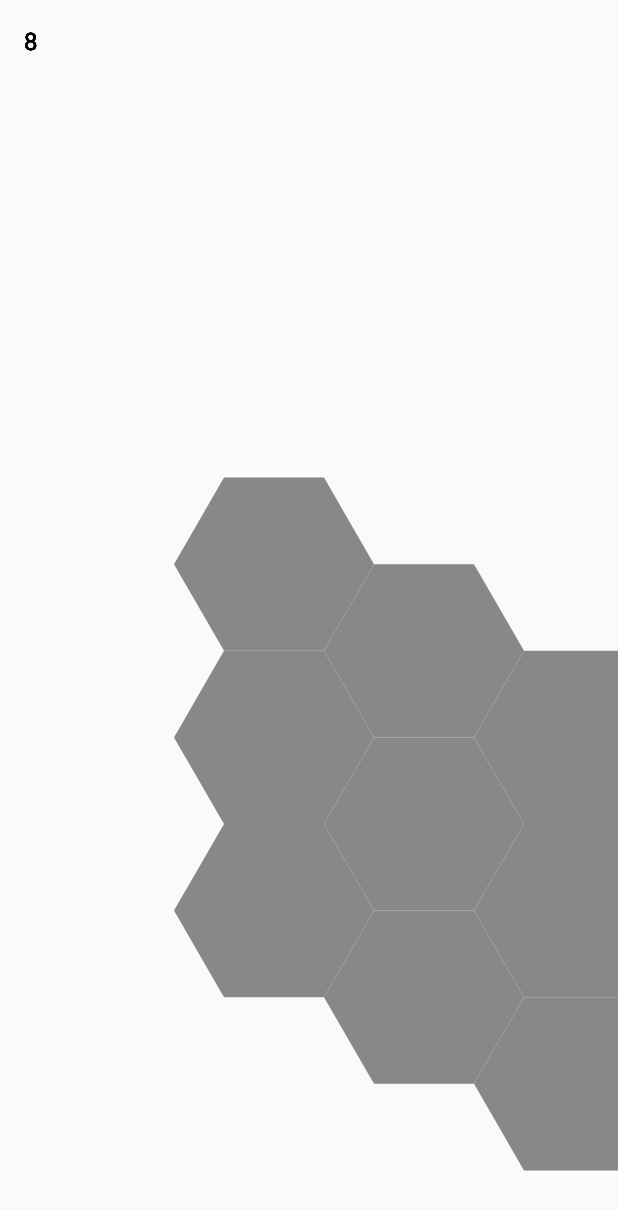
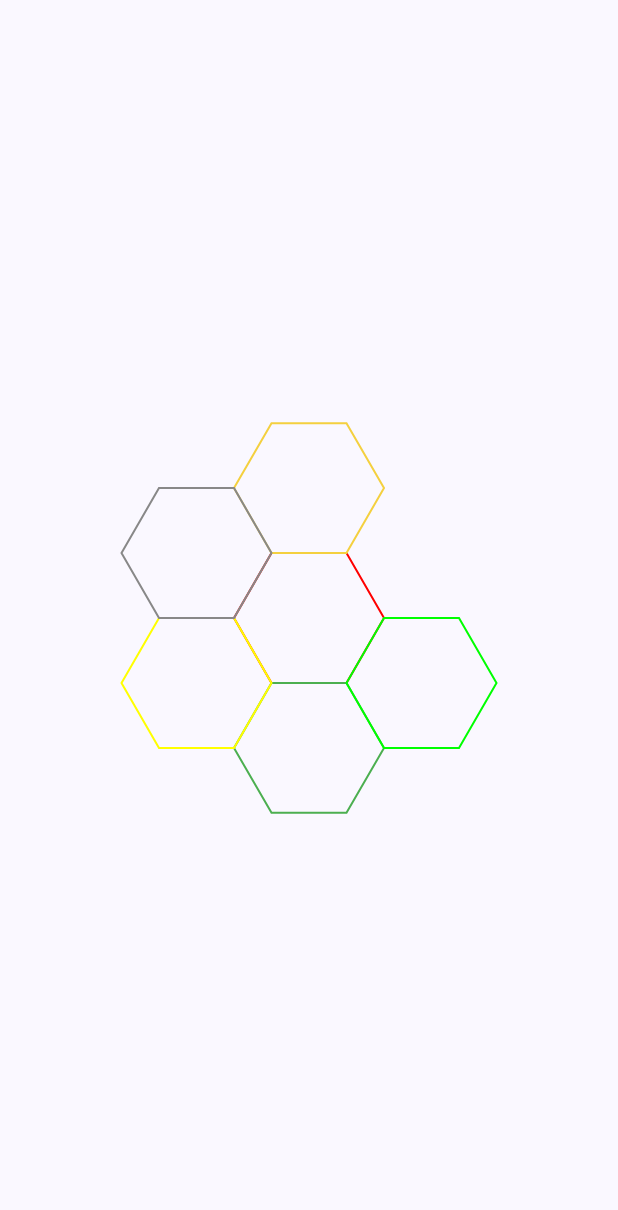
Before and after one commit to Erkko68/Hexon, an Android app built with Jetpack Compose: the screen it shows after launch (MainActivity), on a phone screen of 412 x 824 dp. Shown: the top 1210 px of the screen. Run offline under Robolectric (Android 15) with nearby library versions, the phone set to English and light mode, and no system bars.

Commit message:
Improved Tile and Board composables

```diff
--- a/app/src/main/java/eric/bitria/hexon/MainActivity.kt
+++ b/app/src/main/java/eric/bitria/hexon/MainActivity.kt
@@ -3,80 +3,39 @@ package eric.bitria.hexon
 import android.os.Bundle
 import androidx.activity.ComponentActivity
 import androidx.activity.compose.setContent
-import androidx.compose.foundation.layout.*
-import androidx.compose.runtime.*
+import androidx.compose.foundation.layout.fillMaxSize
+import androidx.compose.material3.MaterialTheme
+import androidx.compose.material3.Surface
 import androidx.compose.ui.Modifier
-import androidx.compose.ui.geometry.Offset
-import androidx.compose.ui.unit.dp
 import eric.bitria.hexon.src.board.Board
 import eric.bitria.hexon.src.board.tile.Tile
 import eric.bitria.hexon.src.data.Resource
-import eric.bitria.hexon.ui.board.HexTile
+import eric.bitria.hexon.ui.board.BoardView
 import eric.bitria.hexon.ui.theme.HexonTheme
-import kotlin.math.sqrt
 
 class MainActivity : ComponentActivity() {
     override fun onCreate(savedInstanceState: Bundle?) {
         super.onCreate(savedInstanceState)
+
+        // Initialize the board and add some tiles
+        val board = Board().apply {
+            addTile(0, 0, Tile(5, Resource.BRICK))
+            addTile(1, 0, Tile(6, Resource.WOOD))
+            addTile(0, 1, Tile(8, Resource.SHEEP))
+            addTile(-1, 1, Tile(9, Resource.WHEAT))
+            addTile(-1, 0, Tile(10, Resource.ORE))
+            addTile(0, -1, Tile(2, Resource.DESERT))
+        }
+
         setContent {
             HexonTheme {
-                HexBoard()
+                Surface(
+                    modifier = Modifier.fillMaxSize(),
+                    color = MaterialTheme.colorScheme.background
+                ) {
+                    BoardView(board = board)
+                }
             }
         }
     }
 }
-
-
-@Composable
-fun HexBoard() {
-    val board = remember { Board() }
-    val tileSize = 100f // Adjust hex size for visibility
-    val tiles = remember { mutableStateListOf<Pair<Int, Int>>() }
-
-    // Create and place tiles in axial coordinates
-    LaunchedEffect(Unit) {
-        tiles.addAll(
-            listOf(
-                Pair(0, 0),
-                Pair(1, 0),
-                Pair(0, 1),
-                Pair(-1, 1),
-                Pair(-1, 0),
-                Pair(0, -1),
-                Pair(1, -1),
-                Pair(-1, -1),
-                Pair(2, -1),
-                Pair(2, 0),
-                Pair(1, 1)
-            )
-        )
-
-        tiles.forEach { (q, r) ->
-            board.addTile(q, r, Tile(8,Resource.WOOD))
-        }
-    }
-
-    Box(
-        modifier = Modifier
-            .fillMaxSize()
-            .padding(16.dp)
-    ) {
-        val centerX = 400f // Approximate center offset (adjust as needed)
-        val centerY = 800f // Approximate center offset (adjust as needed)
-
-        tiles.forEach { (q, r) ->
-            val tile = board.getTile(q, r) ?: return@forEach
-            val position = axialToPixel(q, r, tileSize)
-            HexTile(tile, Offset(position.x + centerX, position.y + centerY), tileSize)
-        }
-    }
-}
-
-/**
- * Converts axial coordinates (q, r) into pixel coordinates for rendering.
- */
-fun axialToPixel(q: Int, r: Int, size: Float): Offset {
-    val x = size * (3.0 / 2.0 * q)
-    val y = size * (Math.sqrt(3.0) * (r + q / 2.0))
-    return Offset(x.toFloat(), y.toFloat())
-}
--- a/app/src/main/java/eric/bitria/hexon/src/board/Board.kt
+++ b/app/src/main/java/eric/bitria/hexon/src/board/Board.kt
@@ -4,7 +4,7 @@ import eric.bitria.hexon.src.board.tile.Tile
 
 // Board follows Axial Coordinate System: https://www.redblobgames.com/grids/hexagons/#coordinates-axial
 class Board {
-    private val tiles: HashMap<Pair<Int, Int>, Tile> = HashMap()
+    val tiles: HashMap<Pair<Int, Int>, Tile> = HashMap()
 
     /**
      * Adds a tile to the board at the given axial coordinates (q, r).
--- /dev/null
+++ b/app/src/main/java/eric/bitria/hexon/ui/board/BoardView.kt
@@ -0,0 +1,54 @@
+package eric.bitria.hexon.ui.board
+
+import androidx.compose.foundation.layout.Box
+import androidx.compose.foundation.layout.fillMaxSize
+import androidx.compose.runtime.Composable
+import androidx.compose.runtime.getValue
+import androidx.compose.runtime.mutableStateOf
+import androidx.compose.runtime.remember
+import androidx.compose.runtime.setValue
+import androidx.compose.ui.Modifier
+import androidx.compose.ui.geometry.Size
+import androidx.compose.ui.graphics.Color
+import androidx.compose.ui.layout.onSizeChanged
+import androidx.compose.ui.unit.dp
+import androidx.compose.ui.unit.toSize
+import eric.bitria.hexon.src.board.Board
+import eric.bitria.hexon.src.data.Resource
+
+@Composable
+fun BoardView(
+    board: Board,
+    modifier: Modifier = Modifier
+) {
+    var parentSize by remember { mutableStateOf(Size.Zero) }
+
+    Box(
+        modifier = modifier
+            .fillMaxSize()
+            .onSizeChanged { size ->
+                parentSize = size.toSize()
+            }
+    ) {
+        // Render all tiles
+        board.tiles.forEach { (coordinates, tile) ->
+            val (q, r) = coordinates
+            TileView(
+                q = q,
+                r = r,
+                parentWidth = parentSize.width,
+                parentHeight = parentSize.height,
+                tileSize = 50.dp,
+                color = when (tile.type) {
+                    Resource.BRICK -> Color.Red
+                    Resource.WOOD -> Color.Green
+                    Resource.SHEEP -> Color(0xFF4CAF50)
+                    Resource.WHEAT -> Color.Yellow
+                    Resource.ORE -> Color.Gray
+                    Resource.DESERT -> Color(0xFFF4D03F)
+                },
+                modifier = Modifier
+            )
+        }
+    }
+}
--- a/app/src/main/java/eric/bitria/hexon/ui/board/HexTile.kt
+++ /dev/null
@@ -1,37 +0,0 @@
-package eric.bitria.hexon.ui.board
-
-import androidx.compose.foundation.Canvas
-import androidx.compose.foundation.layout.size
-import androidx.compose.material3.Text
-import androidx.compose.runtime.Composable
-import androidx.compose.ui.Modifier
-import androidx.compose.ui.geometry.Offset
-import androidx.compose.ui.graphics.Color
-import androidx.compose.ui.graphics.Path
-import androidx.compose.ui.unit.dp
-import eric.bitria.hexon.src.board.tile.Tile
-import kotlin.math.PI
-import kotlin.math.cos
-import kotlin.math.sin
-
-@Composable
-fun HexTile(tile: Tile, position: Offset, size: Float) {
-    val hexPath = Path().apply {
-        val angles = listOf(0, 60, 120, 180, 240, 300).map { it * PI / 180f }
-        moveTo(position.x + size * cos(angles[0]).toFloat(), position.y + size * sin(angles[0]).toFloat())
-        angles.drop(1).forEach { angle ->
-            lineTo(position.x + size * cos(angle).toFloat(), position.y + size * sin(angle).toFloat())
-        }
-        close()
-    }
-
-    Canvas(modifier = Modifier.size((size * 2).dp)) {
-        drawPath(hexPath, color = Color.Gray)
-    }
-
-    Text(
-        text = tile.number.toString(),
-        modifier = Modifier
-            .size((size * 2).dp)
-    )
-}
--- /dev/null
+++ b/app/src/main/java/eric/bitria/hexon/ui/board/TileView.kt
@@ -0,0 +1,78 @@
+package eric.bitria.hexon.ui.board
+
+import androidx.compose.foundation.Canvas
+import androidx.compose.foundation.layout.size
+import androidx.compose.runtime.Composable
+import androidx.compose.ui.Modifier
+import androidx.compose.ui.graphics.Color
+import androidx.compose.ui.graphics.Path
+import androidx.compose.ui.graphics.drawscope.Stroke
+import androidx.compose.ui.platform.LocalDensity
+import androidx.compose.ui.unit.Dp
+import androidx.compose.ui.unit.dp
+import kotlin.math.cos
+import kotlin.math.sin
+import kotlin.math.sqrt
+
+@Composable
+fun TileView(
+    q: Int, // Axial coordinate q
+    r: Int, // Axial coordinate r
+    parentWidth: Float, // Parent width in pixels
+    parentHeight: Float, // Parent height in pixels
+    tileSize: Dp = 50.dp, // Size of the tile (hexagon radius)
+    color: Color = Color.Gray, // Default tile color
+    modifier: Modifier = Modifier
+) {
+    // Convert axial coordinates to screen position
+    val (x, y) = axialToScreen(q, r, parentWidth, parentHeight, tileSize)
+
+    Canvas(modifier = modifier.size(tileSize * 2)) {
+        val radius = tileSize.toPx()
+
+        // Draw the hexagon centered at (x, y)
+        val path = Path().apply {
+            for (i in 0 until 6) {
+                val angle = 2 * Math.PI / 6 * i
+                val hexX = x + radius * cos(angle.toFloat())
+                val hexY = y + radius * sin(angle.toFloat())
+                if (i == 0) moveTo(hexX, hexY) else lineTo(hexX, hexY)
+            }
+            close()
+        }
+
+        // Draw the hexagon with a border
+        drawPath(path, color, style = Stroke(2f))
+    }
+}
+
+/**
+ * Converts axial coordinates (q, r) to screen coordinates (x, y).
+ *
+ * @param q Axial coordinate q
+ * @param r Axial coordinate r
+ * @param parentWidth Parent width in pixels
+ * @param parentHeight Parent height in pixels
+ * @param tileSize Size of the tile (hexagon radius)
+ * @return Pair of screen coordinates (x, y)
+ */
+@Composable
+private fun axialToScreen(
+    q: Int,
+    r: Int,
+    parentWidth: Float,
+    parentHeight: Float,
+    tileSize: Dp
+): Pair<Float, Float> {
+    val tileSizePx = with(LocalDensity.current) { tileSize.toPx() }
+
+    // Calculate the center of the parent
+    val centerX = parentWidth / 2
+    val centerY = parentHeight / 2
+
+    // Convert axial coordinates to screen coordinates
+    val x = centerX + tileSizePx * (3f / 2 * q)
+    val y = centerY + tileSizePx * (sqrt(3f) / 2 * q + sqrt(3f) * r)
+
+    return Pair(x, y)
+}
```
Also changed, not shown: 2 other files.
